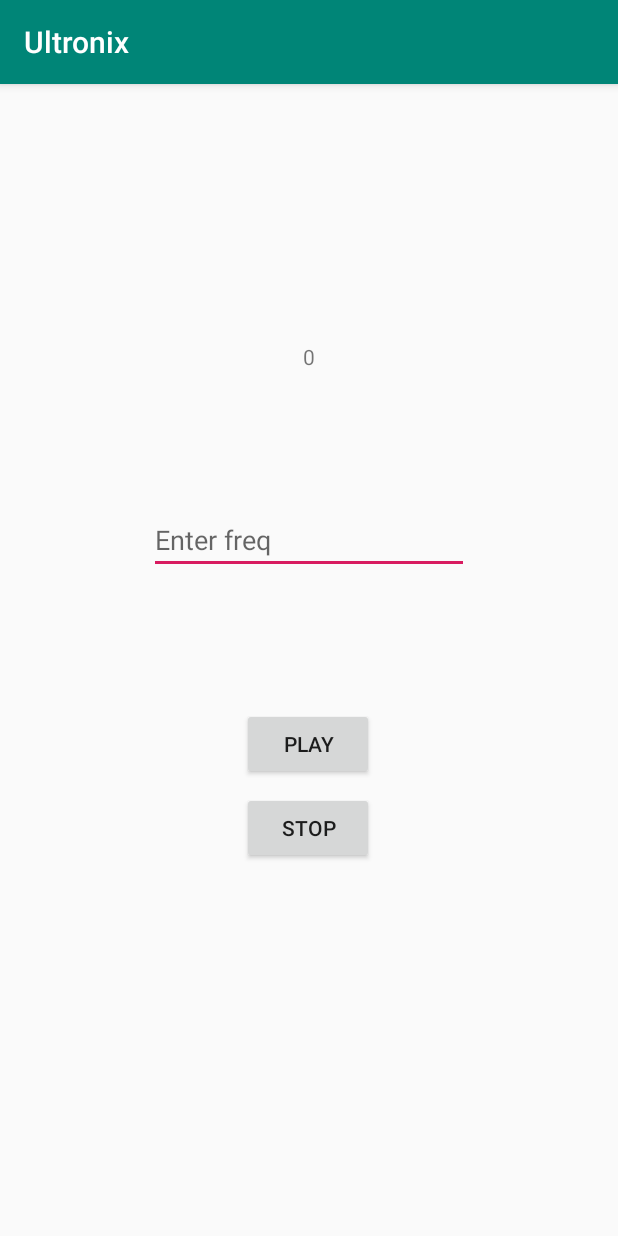
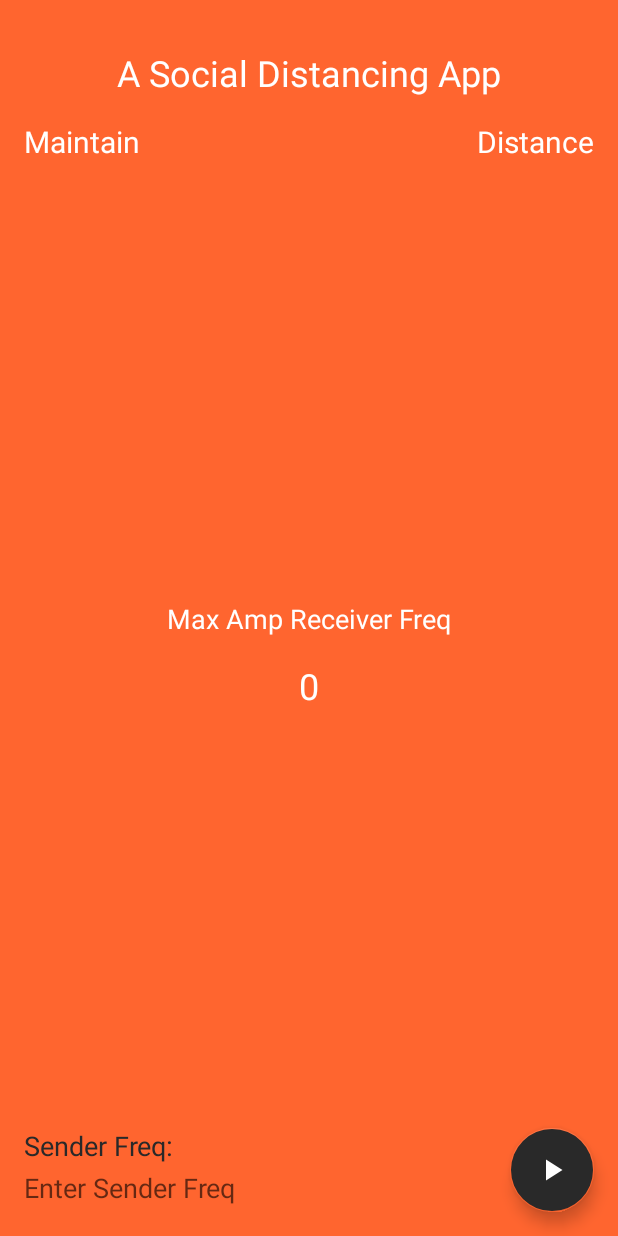
Before and after one commit to geetesh-gupta/ultronix, an Android app: the screen it shows after launch (MainActivity), on a phone screen of 412 x 824 dp. Run offline under Robolectric (Android 15) with nearby library versions, the phone set to English and light mode, and no system bars.

Commit message:
Update frontend

```diff
--- a/app/build.gradle
+++ b/app/build.gradle
@@ -30,4 +30,6 @@ dependencies {
     testImplementation 'junit:junit:4.13'
     androidTestImplementation 'androidx.test.ext:junit:1.1.1'
     androidTestImplementation 'androidx.test.espresso:espresso-core:3.2.0'
+    implementation 'com.google.android.material:material:1.1.0'
+//    implementation 'com.android.support:design:28.0.0'
 }
--- a/app/src/main/java/com/gg/ultronix/MainActivity.java
+++ b/app/src/main/java/com/gg/ultronix/MainActivity.java
@@ -8,21 +8,21 @@ import androidx.core.content.ContextCompat;
 import android.Manifest;
 import android.content.pm.PackageManager;
 import android.os.Bundle;
-import android.widget.Button;
 import android.widget.EditText;
 import android.widget.TextView;
 import android.widget.Toast;
 
 import com.gg.ultronix.exception.UltronixException;
 import com.gg.ultronix.utils.DebugUtils;
+import com.google.android.material.floatingactionbutton.FloatingActionButton;
 
 public class MainActivity extends AppCompatActivity {
   Ultronix ultronix;
 
   EditText freqText;
-  TextView text;
-  Button send;
-  Button stop;
+  TextView showFreqTextView;
+  FloatingActionButton fab;
+  private boolean isPlaying = false;
 
   @Override
   protected void onCreate(Bundle savedInstanceState) {
@@ -49,22 +49,35 @@ public class MainActivity extends AppCompatActivity {
     ultronix = new Ultronix();
     try {
       ultronix.startListening();
+      ultronix.setUltronixListener(this::OnReceiveData);
     } catch (UltronixException e) {
       e.printStackTrace();
     }
 
-    send = findViewById(R.id.button);
-    stop = findViewById(R.id.button2);
-    text = findViewById(R.id.textView);
-    freqText = findViewById(R.id.editText);
+    fab = findViewById(R.id.fab);
+    showFreqTextView = findViewById(R.id.curFreq);
+    freqText = findViewById(R.id.inputFreq);
 
-    send.setOnClickListener(v -> {
-      String editTextValue = freqText.getText().toString();
-      if (!editTextValue.equals("")) ultronix.send(Integer.parseInt(editTextValue));
-      else ultronix.send((short) 15000);
-    });
-    stop.setOnClickListener(v -> ultronix.stopSending());
-    ultronix.setUltronixListener(this::OnReceiveData);
+    fab.setOnClickListener(v -> handlePlay());
+  }
+
+  private void handlePlay() {
+    String freqString = freqText.getText().toString();
+    if (!"".equals(freqString)) {
+      if (!isPlaying) {
+        // Play Tone
+        ultronix.send(Integer.parseInt(freqString));
+        isPlaying = true;
+        fab.setImageResource(R.drawable.ic_stop_white_24dp);
+      } else {
+        // Stop Tone
+        ultronix.stopSending();
+        isPlaying = false;
+        fab.setImageResource(R.drawable.ic_play_arrow_white_24dp);
+      }
+    } else if ("".equals(freqString)) {
+      Toast.makeText(MainActivity.this, "Please enter a frequency!", Toast.LENGTH_SHORT).show();
+    }
   }
 
   // Handling callback
@@ -82,6 +95,6 @@ public class MainActivity extends AppCompatActivity {
 
   private void OnReceiveData(short data) {
     DebugUtils.log("Received MaxAmpFreq " + data);
-    text.setText(String.valueOf(data));
+    showFreqTextView.setText(String.valueOf(data));
   }
 }
--- a/app/src/main/res/layout/activity_main.xml
+++ b/app/src/main/res/layout/activity_main.xml
@@ -6,51 +6,107 @@
     android:layout_height="match_parent"
     tools:context=".MainActivity">
 
+
     <TextView
-        android:id="@+id/textView"
+        android:id="@+id/title"
         android:layout_width="wrap_content"
         android:layout_height="wrap_content"
-        android:layout_marginTop="172dp"
-        android:text="@string/textview"
+        android:layout_marginTop="32dp"
+        android:text="@string/title"
+        android:textSize="24sp"
         app:layout_constraintEnd_toEndOf="parent"
         app:layout_constraintStart_toStartOf="parent"
         app:layout_constraintTop_toTopOf="parent" />
 
-    <Button
-        android:id="@+id/button"
+    <TextView
+        android:id="@+id/subtitleLeft"
         android:layout_width="wrap_content"
         android:layout_height="wrap_content"
-        android:layout_marginBottom="8dp"
-        android:text="@string/send"
+        android:layout_marginStart="16dp"
+        android:layout_marginTop="16dp"
+        android:text="@string/subtitleLeft"
+        android:textSize="20sp"
+        app:layout_constraintStart_toStartOf="parent"
+        app:layout_constraintTop_toBottomOf="@+id/title" />
+
+    <TextView
+        android:id="@+id/subtitleRight"
+        android:layout_width="wrap_content"
+        android:layout_height="wrap_content"
+        android:layout_marginEnd="16dp"
+        android:text="@string/subtitleRight"
+        android:textSize="20sp"
+        app:layout_constraintBottom_toBottomOf="@+id/subtitleLeft"
+        app:layout_constraintEnd_toEndOf="parent"
+        app:layout_constraintHorizontal_bias="1"
+        app:layout_constraintStart_toEndOf="@+id/subtitleLeft"
+        app:layout_constraintTop_toTopOf="@+id/subtitleLeft" />
+
+    <TextView
+        android:id="@+id/curFreqTitle"
+        android:layout_width="wrap_content"
+        android:layout_height="wrap_content"
+        android:text="@string/curFreqTitle"
+        android:textSize="18sp"
         app:layout_constraintBottom_toBottomOf="parent"
         app:layout_constraintEnd_toEndOf="parent"
-        app:layout_constraintHorizontal_bias="0.498"
         app:layout_constraintStart_toStartOf="parent"
-        app:layout_constraintTop_toBottomOf="@+id/textView"
-        app:layout_constraintVertical_bias="0.431" />
+        app:layout_constraintTop_toTopOf="parent" />
 
-    <Button
-        android:id="@+id/button2"
+    <TextView
+        android:id="@+id/curFreq"
         android:layout_width="wrap_content"
         android:layout_height="wrap_content"
-        android:layout_marginTop="8dp"
-        android:text="@string/stop"
+        android:layout_marginTop="16dp"
+        android:text="@string/curFreq"
+        android:textSize="24sp"
+        app:layout_constraintBottom_toBottomOf="parent"
         app:layout_constraintEnd_toEndOf="parent"
-        app:layout_constraintHorizontal_bias="0.498"
         app:layout_constraintStart_toStartOf="parent"
-        app:layout_constraintTop_toBottomOf="@+id/button" />
+        app:layout_constraintTop_toBottomOf="@+id/curFreqTitle"
+        app:layout_constraintVertical_bias="0.0" />
+
+    <TextView
+        android:id="@+id/inputFreqTitle"
+        android:layout_width="wrap_content"
+        android:layout_height="wrap_content"
+        android:layout_marginStart="16dp"
+        android:layout_marginBottom="48dp"
+        android:text="@string/inputFreqTitle"
+        android:textColor="@color/colorPrimaryBackground"
+        android:textSize="18sp"
+        app:layout_constraintBottom_toBottomOf="parent"
+        app:layout_constraintEnd_toEndOf="parent"
+        app:layout_constraintHorizontal_bias="0.0"
+        app:layout_constraintStart_toStartOf="parent"
+        app:layout_constraintTop_toTopOf="parent"
+        app:layout_constraintVertical_bias="1" />
 
     <EditText
-        android:id="@+id/editText"
+        android:id="@+id/inputFreq"
         android:layout_width="wrap_content"
         android:layout_height="wrap_content"
+        android:layout_marginStart="12dp"
+        android:layout_marginBottom="16dp"
         android:ems="10"
+        android:hint="@string/frequency"
         android:inputType="number"
-        android:hint="@string/frequency"
-        app:layout_constraintBottom_toTopOf="@+id/button"
+        app:layout_constraintBottom_toBottomOf="parent"
+        app:layout_constraintStart_toStartOf="parent"
+        app:layout_constraintTop_toBottomOf="@id/inputFreqTitle" />
+
+    <com.google.android.material.floatingactionbutton.FloatingActionButton
+        android:id="@+id/fab"
+        android:layout_width="wrap_content"
+        android:layout_height="wrap_content"
+        android:layout_margin="16dp"
+        android:layout_marginEnd="16dp"
+        android:layout_marginBottom="16dp"
+        android:backgroundTint="@color/colorPrimaryBackground"
+        app:layout_constraintBottom_toBottomOf="parent"
         app:layout_constraintEnd_toEndOf="parent"
+        app:layout_constraintHorizontal_bias="1.0"
         app:layout_constraintStart_toStartOf="parent"
-        app:layout_constraintTop_toBottomOf="@+id/textView" />
-
+        app:srcCompat="@drawable/ic_play_arrow_white_24dp" />
 
 </androidx.constraintlayout.widget.ConstraintLayout>
--- a/app/src/main/res/values/colors.xml
+++ b/app/src/main/res/values/colors.xml
@@ -1,6 +1,10 @@
 <?xml version="1.0" encoding="utf-8"?>
 <resources>
-    <color name="colorPrimary">#008577</color>
+    <color name="colorPrimary">#FF652F</color>
     <color name="colorPrimaryDark">#00574B</color>
-    <color name="colorAccent">#D81B60</color>
+    <color name="colorAccent">#FF652F</color>
+    <color name="colorIcons">#FFFFFF</color>
+    <color name="colorPrimaryBackground">#292929</color>
+    <color name="colorPrimaryText">#FFFFFF</color>
+    <color name="colorSecondaryText">#727272</color>
 </resources>
--- a/app/src/main/res/values/strings.xml
+++ b/app/src/main/res/values/strings.xml
@@ -1,7 +1,12 @@
 <resources>
     <string name="app_name">Ultronix</string>
-    <string name="textview">CurFreq</string>
+    <string name="curFreqTitle">Max Amp Receiver Freq</string>
+    <string name="curFreq">None</string>
     <string name="send">Play</string>
     <string name="stop">Stop</string>
-    <string name="frequency">Enter freq</string>
+    <string name="inputFreqTitle">Sender Freq:</string>
+    <string name="frequency">Enter Sender Freq</string>
+    <string name="title">A Social Distancing App</string>
+    <string name="subtitleLeft">Maintain</string>
+    <string name="subtitleRight">Distance</string>
 </resources>
--- a/app/src/main/res/values/styles.xml
+++ b/app/src/main/res/values/styles.xml
@@ -1,11 +1,15 @@
 <resources>
 
     <!-- Base application theme. -->
-    <style name="AppTheme" parent="Theme.AppCompat.Light.DarkActionBar">
+    <style name="AppTheme" parent="Theme.AppCompat.Light.NoActionBar">
         <!-- Customize your theme here. -->
         <item name="colorPrimary">@color/colorPrimary</item>
         <item name="colorPrimaryDark">@color/colorPrimaryDark</item>
         <item name="colorAccent">@color/colorAccent</item>
+        <item name="android:textColor">@color/colorPrimaryText</item>
+        <item name="android:editTextColor">@color/colorPrimaryBackground</item>
+<!--        <item name="android:editTextBackground">@color/colorPrimaryText</item>-->
+        <item name="android:windowBackground">@color/colorPrimary</item>
     </style>
 
 </resources>
```
Also changed, not shown: app/src/main/res/drawable-hdpi/ic_play_arrow_white_24dp.png (added), app/src/main/res/drawable-hdpi/ic_stop_white_24dp.png (added), app/src/main/res/drawable-mdpi/ic_play_arrow_white_24dp.png (added), app/src/main/res/drawable-mdpi/ic_stop_white_24dp.png (added), app/src/main/res/drawable-xhdpi/ic_play_arrow_white_24dp.png (added), app/src/main/res/drawable-xhdpi/ic_stop_white_24dp.png (added), app/src/main/res/drawable-xxhdpi/ic_play_arrow_white_24dp.png (added), app/src/main/res/drawable-xxhdpi/ic_stop_white_24dp.png (added), app/src/main/res/drawable-xxxhdpi/ic_play_arrow_white_24dp.png (added), app/src/main/res/drawable-xxxhdpi/ic_stop_white_24dp.png (added).
